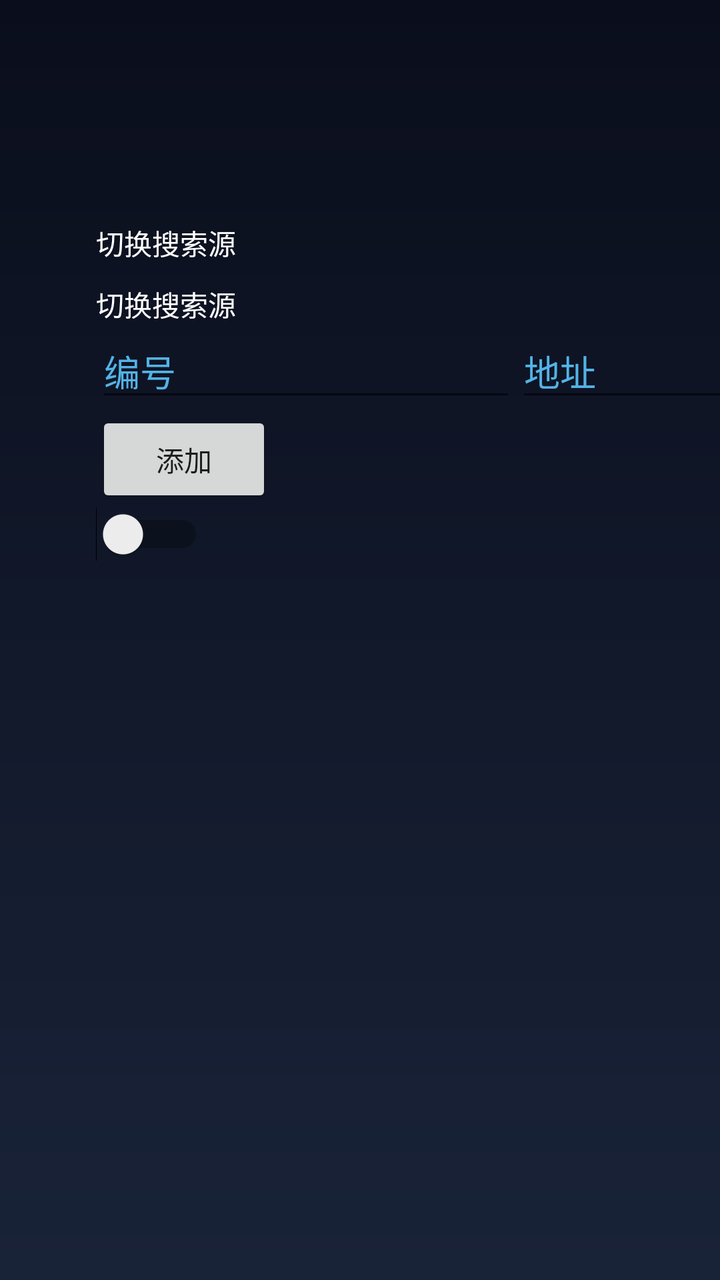
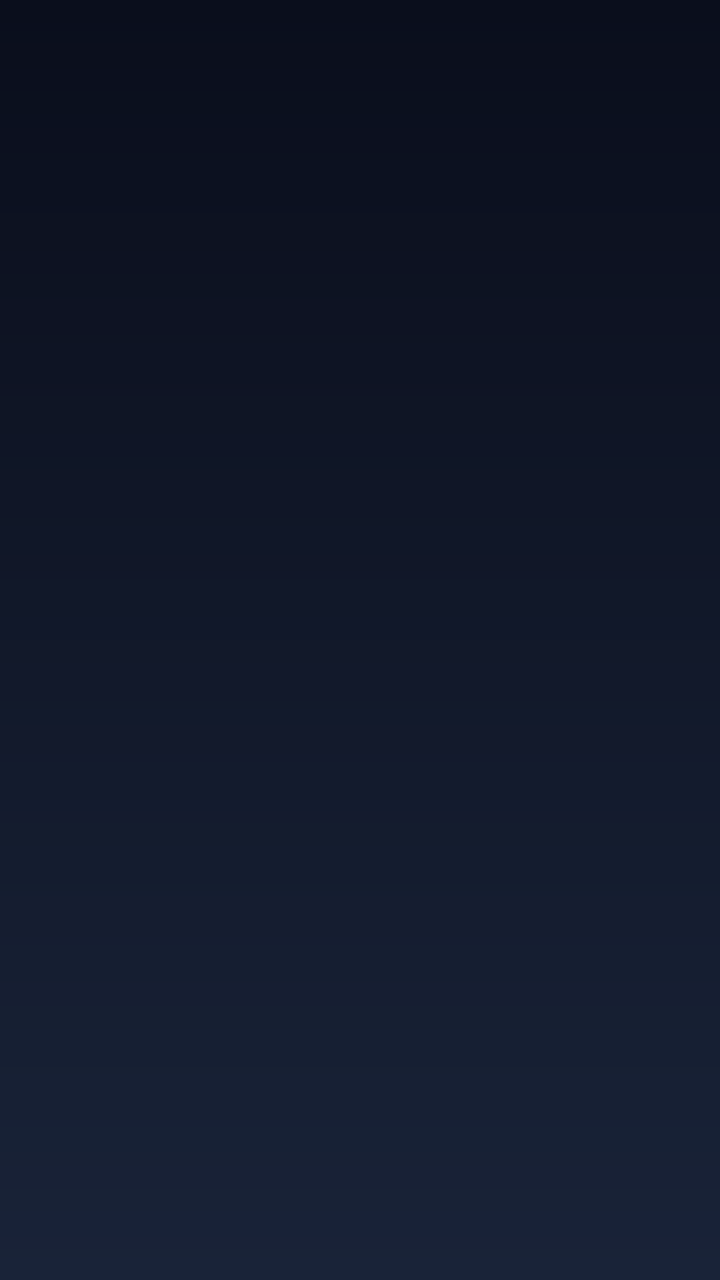

Two renders of the same Android screen: before a commit and after it. Below are the layout's source before the change and the commit's diff.
<!-- AndroidManifest.xml: application theme AppTheme -->
<!-- res/layout/fragment_setting.xml -->
<?xml version="1.0" encoding="utf-8"?>
<androidx.constraintlayout.widget.ConstraintLayout xmlns:android="http://schemas.android.com/apk/res/android"
        xmlns:app="http://schemas.android.com/apk/res-auto"
        xmlns:tools="http://schemas.android.com/tools"
        android:layout_width="match_parent"
        android:layout_height="match_parent">

    <androidx.constraintlayout.widget.ConstraintLayout
            android:layout_width="match_parent"
            android:layout_height="match_parent"
            android:paddingStart="48dp"
            android:paddingTop="111dp"
            android:paddingEnd="48dp"
            android:clipChildren="false"
            android:clipToPadding="false"
            app:layout_constraintLeft_toLeftOf="parent"
            app:layout_constraintTop_toTopOf="parent"
            >

        <TextView
                android:id="@+id/tv_app"
                android:layout_width="wrap_content"
                android:layout_height="wrap_content"
                android:textColor="@color/colorWhite"
                android:text="@string/mine_action_change_url"
                app:layout_constraintLeft_toLeftOf="parent"
                app:layout_constraintTop_toTopOf="parent" />

        <TextView
                android:id="@+id/tv_url"
                android:layout_width="wrap_content"
                android:layout_height="wrap_content"
                android:layout_marginTop="@dimen/btn_space"
                android:textColor="@color/colorWhite"
                android:text="@string/mine_action_change_url"
                app:layout_constraintLeft_toLeftOf="parent"
                app:layout_constraintTop_toBottomOf="@id/tv_app" />

        <RadioGroup
                android:id="@+id/rg_urls"
                android:layout_width="wrap_content"
                android:layout_height="wrap_content"
                tools:layout_editor_absoluteX="73dp"
                tools:layout_editor_absoluteY="231dp"
                app:layout_constraintLeft_toLeftOf="parent"
                app:layout_constraintTop_toBottomOf="@id/tv_url" />

        <EditText
                android:id="@+id/et_code"
                android:layout_width="wrap_content"
                android:layout_height="wrap_content"
                android:textColor="@color/colorWhite"
                android:textColorHint="@color/bl_blue"
                android:ems="10"
                android:inputType="text"
                android:hint="@string/text_hint_code"
                app:layout_constraintLeft_toLeftOf="parent"
                app:layout_constraintTop_toBottomOf="@id/rg_urls" />

        <EditText
                android:id="@+id/et_url"
                android:layout_width="wrap_content"
                android:layout_height="wrap_content"
                android:textColor="@color/colorWhite"
                android:textColorHint="@color/bl_blue"
                android:ems="10"
                android:inputType="textUri"
                android:hint="@string/text_hint_url"
                app:layout_constraintLeft_toRightOf="@id/et_code"
                app:layout_constraintTop_toBottomOf="@id/rg_urls" />

        <Button
                android:id="@+id/btn_add_source"
                android:layout_width="wrap_content"
                android:layout_height="wrap_content"
                android:textColorHighlight="@color/bl_blue"
                android:text="添加"
                app:layout_constraintLeft_toLeftOf="parent"
                app:layout_constraintTop_toBottomOf="@id/et_code" />

        <Switch
                android:id="@+id/switch1"
                android:layout_width="wrap_content"
                android:layout_height="wrap_content"
                app:layout_constraintLeft_toLeftOf="parent"
                app:layout_constraintTop_toBottomOf="@id/btn_add_source" />


    </androidx.constraintlayout.widget.ConstraintLayout>

</androidx.constraintlayout.widget.ConstraintLayout>
<!-- resources referenced by this layout -->
<resources>
  <color name="bl_blue">#53B3E6</color>
  <color name="colorWhite">#FFFFFF</color>
  <dimen name="btn_space">10dp</dimen>
  <string name="mine_action_change_url">切换搜索源</string>
  <string name="text_hint_code">编号</string>
  <string name="text_hint_url">地址</string>
  <style name="AppTheme" parent="Theme.AppCompat.Light.NoActionBar">
          
          <item name="colorPrimary">@color/colorPrimary</item>
          <item name="colorPrimaryDark">@color/colorPrimaryDark</item>
          <item name="colorAccent">@color/colorAccent</item>
          <item name="android:windowBackground">@drawable/bg_gradient_home</item>
  
      </style>
  <color name="colorPrimary">#008577</color>
  <color name="colorPrimaryDark">#00574B</color>
  <color name="colorAccent">#D81B60</color>
  <!-- drawable bg_gradient_home (drawable) -->
  <?xml version="1.0" encoding="utf-8"?>
  <shape android:shape="rectangle"
    xmlns:android="http://schemas.android.com/apk/res/android">
      <gradient android:startColor="#ff0a0e1c" android:endColor="#ff192338" android:angle="270.0" />
  </shape>
</resources>

<!-- the commit's change to res/layout/fragment_setting.xml (unified diff, before → after) -->
@@ -17,75 +17,6 @@
             app:layout_constraintTop_toTopOf="parent"
             >
 
-        <TextView
-                android:id="@+id/tv_app"
-                android:layout_width="wrap_content"
-                android:layout_height="wrap_content"
-                android:textColor="@color/colorWhite"
-                android:text="@string/mine_action_change_url"
-                app:layout_constraintLeft_toLeftOf="parent"
-                app:layout_constraintTop_toTopOf="parent" />
-
-        <TextView
-                android:id="@+id/tv_url"
-                android:layout_width="wrap_content"
-                android:layout_height="wrap_content"
-                android:layout_marginTop="@dimen/btn_space"
-                android:textColor="@color/colorWhite"
-                android:text="@string/mine_action_change_url"
-                app:layout_constraintLeft_toLeftOf="parent"
-                app:layout_constraintTop_toBottomOf="@id/tv_app" />
-
-        <RadioGroup
-                android:id="@+id/rg_urls"
-                android:layout_width="wrap_content"
-                android:layout_height="wrap_content"
-                tools:layout_editor_absoluteX="73dp"
-                tools:layout_editor_absoluteY="231dp"
-                app:layout_constraintLeft_toLeftOf="parent"
-                app:layout_constraintTop_toBottomOf="@id/tv_url" />
-
-        <EditText
-                android:id="@+id/et_code"
-                android:layout_width="wrap_content"
-                android:layout_height="wrap_content"
-                android:textColor="@color/colorWhite"
-                android:textColorHint="@color/bl_blue"
-                android:ems="10"
-                android:inputType="text"
-                android:hint="@string/text_hint_code"
-                app:layout_constraintLeft_toLeftOf="parent"
-                app:layout_constraintTop_toBottomOf="@id/rg_urls" />
-
-        <EditText
-                android:id="@+id/et_url"
-                android:layout_width="wrap_content"
-                android:layout_height="wrap_content"
-                android:textColor="@color/colorWhite"
-                android:textColorHint="@color/bl_blue"
-                android:ems="10"
-                android:inputType="textUri"
-                android:hint="@string/text_hint_url"
-                app:layout_constraintLeft_toRightOf="@id/et_code"
-                app:layout_constraintTop_toBottomOf="@id/rg_urls" />
-
-        <Button
-                android:id="@+id/btn_add_source"
-                android:layout_width="wrap_content"
-                android:layout_height="wrap_content"
-                android:textColorHighlight="@color/bl_blue"
-                android:text="添加"
-                app:layout_constraintLeft_toLeftOf="parent"
-                app:layout_constraintTop_toBottomOf="@id/et_code" />
-
-        <Switch
-                android:id="@+id/switch1"
-                android:layout_width="wrap_content"
-                android:layout_height="wrap_content"
-                app:layout_constraintLeft_toLeftOf="parent"
-                app:layout_constraintTop_toBottomOf="@id/btn_add_source" />
-
-
     </androidx.constraintlayout.widget.ConstraintLayout>
 
 </androidx.constraintlayout.widget.ConstraintLayout>
<!-- resource entries referenced after the edit -->
@@ -1,11 +1,5 @@
 <!-- resources referenced by this layout -->
 <resources>
-  <color name="bl_blue">#53B3E6</color>
-  <color name="colorWhite">#FFFFFF</color>
-  <dimen name="btn_space">10dp</dimen>
-  <string name="mine_action_change_url">切换搜索源</string>
-  <string name="text_hint_code">编号</string>
-  <string name="text_hint_url">地址</string>
   <style name="AppTheme" parent="Theme.AppCompat.Light.NoActionBar">
           
           <item name="colorPrimary">@color/colorPrimary</item>
